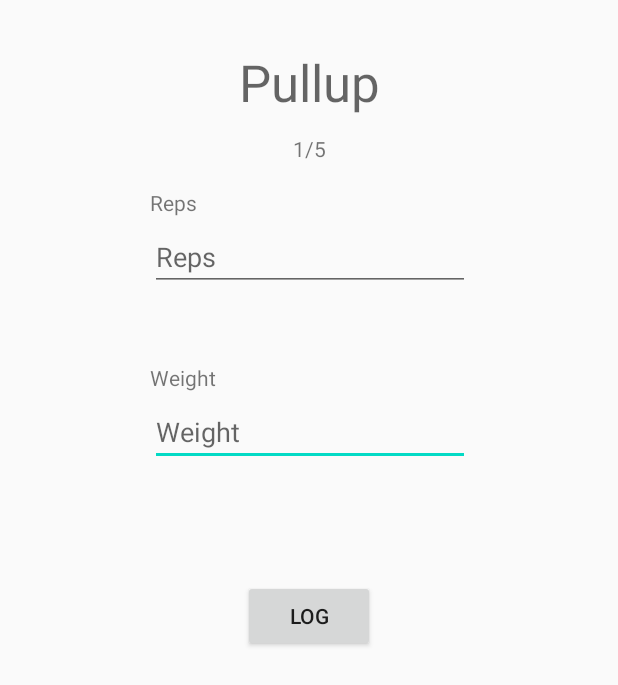
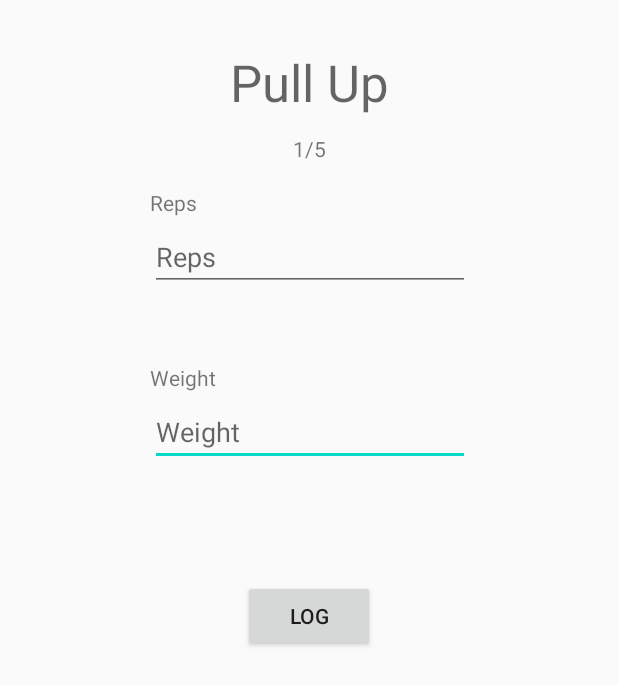
Before and after one commit to TobiasForner/FitnessApp, an Android app: the screen it shows after launch (WorkoutActivity), after a tap on "RR", on a phone screen of 412 x 824 dp. Shown: the top 685 px of the screen. Run offline under Robolectric (Android 15) with nearby library versions, the phone set to English and light mode, and no system bars.

Commit message:
add ExerciseManager, transitioned most data management to files

```diff
--- a/app/src/main/AndroidManifest.xml
+++ b/app/src/main/AndroidManifest.xml
@@ -10,6 +10,7 @@
         android:roundIcon="@mipmap/ic_launcher_round"
         android:supportsRtl="true"
         android:theme="@style/AppTheme">
+        <activity android:name=".AddWorkoutActivity"></activity>
         <activity android:name=".AddExerciseActivity" />
         <activity android:name=".WorkoutActivity" />
         <activity android:name=".RestActivity" />
--- a/app/src/main/java/com/example/fitnessapp3/CurrentWorkout.java
+++ b/app/src/main/java/com/example/fitnessapp3/CurrentWorkout.java
@@ -26,6 +26,7 @@ public class CurrentWorkout {
     public static String[] setStrings;
     protected static int[] numberOfExercise;
     protected static Map<String, String[]> exToResults;
+    protected static ExerciseManager exerciseManager;
 
     private static Exercise processExercise(String exString) {
         String[] info = exString.split(",");
@@ -43,12 +44,17 @@ public class CurrentWorkout {
             default:
                 type = Exercise.EXTYPE.WEIGHT;
         }
-        Exercise ex = new Exercise(info[0], type);
+        Exercise ex = new Exercise(info[0], type, true);
         if (info[1].equals("REST")) {
             ex.setParameter(Integer.parseInt(info[2]));
         }
         return ex;
 
+    }
+
+    private static Exercise getExerciseFromManager(String exString) {
+        String[] info = exString.split(",");
+        return exerciseManager.getExercise(info[0]);
     }
 
     public static void finishWorkout(Activity activity) {
@@ -66,6 +72,8 @@ public class CurrentWorkout {
     }
 
     public static void init(String workoutName, Activity activity) {
+        exerciseManager = new ExerciseManager(activity);
+        //exerciseManager.initExerciseDetails(activity);
         useLastWorkout = false;
         CurrentWorkout.workoutName = workoutName;
         SharedPreferences sharedPreferences = PreferenceManager.getDefaultSharedPreferences(activity);
@@ -80,6 +88,8 @@ public class CurrentWorkout {
         exToResults = new HashMap<>();
         for (int i = 0; i < exStrings.length; i++) {
             exercises[i] = processExercise(exStrings[i]);
+            Exercise exercise=getExerciseFromManager(exStrings[i]);
+            exercises[i] = exercise;
             exCounts.putIfAbsent(exercises[i].getName(), 0);
             try {
                 int newCount = Objects.requireNonNull(exCounts.getOrDefault(exercises[i].getName(), 0)) + 1;
@@ -125,10 +135,14 @@ public class CurrentWorkout {
         }
     }
 
-    public static void logExercise(String exNum, String repNum) {
+    public static boolean logExercise(String exNum, String repNum) {
+        if (exNum == null || repNum == null || exNum.equals("") || repNum.equals("")) {
+            return false;
+        }
         currentWorkout[position] = exNum + "," + repNum;
         Objects.requireNonNull(exToResults.get(exercises[position].getName()))[numberOfExercise[position]] = "+" + exNum + "kg x " + repNum;
         position += 1;
+        return true;
     }
 
     public static String getPrevResultsInWorkout() {
--- a/app/src/main/java/com/example/fitnessapp3/Exercise.java
+++ b/app/src/main/java/com/example/fitnessapp3/Exercise.java
@@ -2,16 +2,19 @@ package com.example.fitnessapp3;
 
 public class Exercise {
     public enum EXTYPE {
-        WEIGHT, DURATION, REST
+        WEIGHT, DURATION, REST, REPS
     }
 
     private String name;
     private EXTYPE type;
     private int parameter;//weight for weighted exercises, duration for duration-based exercises
+    private boolean weighted;
+    private String abbrev;
 
-    public Exercise(String name, EXTYPE type) {
+    public Exercise(String name, EXTYPE type, boolean weighted) {
         this.name = name;
         this.type = type;
+        this.weighted = true;
     }
 
     public String getName() {
@@ -29,4 +32,12 @@ public class Exercise {
     public int getParameter() {
         return this.parameter;
     }
+
+    public void setAbbrev(String abbrev) {
+        this.abbrev = abbrev;
+    }
+
+    public boolean isWeighted(){
+        return weighted;
+    }
 }
--- /dev/null
+++ b/app/src/main/java/com/example/fitnessapp3/ExerciseManager.java
@@ -0,0 +1,118 @@
+package com.example.fitnessapp3;
+
+import android.app.Activity;
+import android.content.Context;
+import android.util.Log;
+
+import java.io.BufferedReader;
+import java.io.FileInputStream;
+import java.io.FileNotFoundException;
+import java.io.FileOutputStream;
+import java.io.IOException;
+import java.io.InputStreamReader;
+import java.nio.charset.StandardCharsets;
+import java.util.HashMap;
+import java.util.Map;
+import java.util.Objects;
+
+public class ExerciseManager {
+    private Map<String, Exercise> nameToEx;
+    private Map<String, String> abbrevToFullName;
+
+    public ExerciseManager(Context context) {
+        nameToEx = new HashMap<>();
+        abbrevToFullName = new HashMap<>();
+        readExerciseDetails(context);
+    }
+
+    public void initExerciseDetails(Context context) {
+        addExercise("Pull Up", "Reps", true, "PU", context);
+        addExercise("Ring Dip", "Reps", true, "RD", context);
+        addExercise("Push Up", "Reps", true, "PshU", context);
+        addExercise("Row", "Reps", true, "Row", context);
+        addExercise("Rest", "Rest", true, "Rest", context);
+    }
+
+    public void addExercise(String name, String exType, boolean weighted, String abbrev, Context context) {
+        if (nameToEx.containsKey(name)) {
+            return;
+        }
+        try (FileOutputStream fos = context.openFileOutput("exercise_details.txt", Context.MODE_PRIVATE + Context.MODE_APPEND)) {
+            String sep = Objects.requireNonNull(System.getProperty("line.separator"));
+            String abbrevString = "";
+            if (!abbrev.equals("")) {
+                updateAbbreviations(abbrev, name);
+            }
+            String fileContents = name + ":ExerciseType=" + exType + ";Weighted=" + weighted + abbrevString + sep;
+            fos.write(fileContents.getBytes(StandardCharsets.UTF_8));
+            nameToEx.put(name, getExerciseFromDetails(name, exType, weighted, abbrev));
+        } catch (IOException e) {
+            e.printStackTrace();
+        }
+    }
+
+    public void readExerciseDetails(Context context) {
+        try {
+            FileInputStream fis = context.openFileInput("exercise_details.txt");
+            InputStreamReader inputStreamReader =
+                    new InputStreamReader(fis, StandardCharsets.UTF_8);
+            try (BufferedReader reader = new BufferedReader(inputStreamReader)) {
+                String line = reader.readLine();
+                while (line != null) {
+                    String[] exerciseDet = line.split(":");
+                    String[] details = exerciseDet[1].split(";");
+                    if (details.length < 2) {
+                        Log.e("ExerciseManager", "Details length invalid (smaller than 2).");
+                    } else {
+                        String exTypeString = details[0].split("=")[1];
+                        boolean weighted = details[1].split("=")[1].equals("true");
+                        Exercise exercise = getExerciseFromDetails(exerciseDet[0], exTypeString, weighted, "");
+                        if (exercise.getType() == Exercise.EXTYPE.REST) {
+                            exercise.setParameter(180000);
+                        }
+                        nameToEx.put(exerciseDet[0], exercise);
+                        if (details.length == 3) {
+                            String abbrev = details[2].split("=")[1];
+                            exercise.setAbbrev(abbrev);
+                            updateAbbreviations(abbrev, exercise.getName());
+                        }
+                    }
+                    line = reader.readLine();
+                }
+            } catch (IOException e) {
+                // Error occurred when opening raw file for reading.
+            }
+        } catch (FileNotFoundException e) {
+            Log.e("ExerciseManager", "Exercise details file exercise_details not found.");
+        }
+    }
+
+    public Exercise getExercise(String exName) {
+        String name = abbrevToFullName.getOrDefault(exName, exName);
+        if (nameToEx.containsKey(name)) {
+            return nameToEx.get(name);
+        } else {
+            Log.e("ExerciseManager", "Exercise " + exName + " not defined.");
+            return null;
+        }
+    }
+
+    private Exercise getExerciseFromDetails(String exName, String exType, boolean weighted, String abbrev) {
+        Exercise.EXTYPE type = Exercise.EXTYPE.WEIGHT;
+        if (exType.equals("Duration")) {
+            type = Exercise.EXTYPE.DURATION;
+        } else if (exType.equals("Rest")) {
+            type = Exercise.EXTYPE.REST;
+        }
+        Exercise exercise = new Exercise(exName, type, weighted);
+        exercise.setAbbrev(abbrev);
+        return exercise;
+    }
+
+    private void updateAbbreviations(String abbrev, String name) {
+        String[] abbreviations = abbrev.split(",");
+        for (String abbreviation : abbreviations) {
+            abbrevToFullName.put(abbreviation, name);
+        }
+    }
+}
--- a/app/src/main/java/com/example/fitnessapp3/MainActivity.java
+++ b/app/src/main/java/com/example/fitnessapp3/MainActivity.java
@@ -6,12 +6,23 @@ import android.content.Intent;
 import android.content.SharedPreferences;
 import android.os.Bundle;
 import android.preference.PreferenceManager;
+import android.util.DisplayMetrics;
+import android.util.Log;
 import android.view.View;
 import android.view.ViewGroup;
 import android.widget.Button;
 import android.widget.LinearLayout;
 
+import java.io.BufferedReader;
+import java.io.File;
+import java.io.FileInputStream;
+import java.io.FileNotFoundException;
+import java.io.IOException;
+import java.io.InputStreamReader;
+import java.nio.charset.StandardCharsets;
 import java.util.ArrayList;
+import java.util.Arrays;
+import java.util.Collections;
 import java.util.HashSet;
 import java.util.List;
 import java.util.Objects;
@@ -19,19 +30,26 @@ import java.util.Objects;
 public class MainActivity extends AppCompatActivity {
     public static final String EXTRA_MESSAGE = "com.example.fitnessapp3.MESSAGE";
     public static final String EXTRA_RETURN_DEST = "com.example.fitnessapp3.RETURN";
+    private String[] workoutNames;
 
     @Override
     protected void onCreate(Bundle savedInstanceState) {
-
         super.onCreate(savedInstanceState);
         setContentView(R.layout.activity_main);
 
-        Button button = findViewById(R.id.go_to_add_exercise_button);
+        DisplayMetrics displayMetrics = new DisplayMetrics();
+        getWindowManager().getDefaultDisplay().getMetrics(displayMetrics);
+        //int height = displayMetrics.heightPixels;
+        int width = displayMetrics.widthPixels;
+
+        int buttonWidth = width / 3 - 20;
+
         LinearLayout linear = findViewById(R.id.workout_linear_layout);
-        SharedPreferences sharedPreferences = PreferenceManager.getDefaultSharedPreferences(this);
-        List<String> workoutList = new ArrayList<>(Objects.requireNonNull(sharedPreferences.getStringSet("Workouts", new HashSet<String>())));
-        linear.removeAllViews();
-        for (String s : workoutList) {
+        //SharedPreferences sharedPreferences = PreferenceManager.getDefaultSharedPreferences(this);
+        readWorkoutNames();
+        //List<String> workoutList = new ArrayList<>(Objects.requireNonNull(sharedPreferences.getStringSet("Workouts", new HashSet<String>())));
+        //linear.removeAllViews();
+        for (String s : workoutNames) {
             Button b = new Button(this);
             b.setText(s);
             b.setOnClickListener(new View.OnClickListener() {
@@ -41,8 +59,45 @@ public class MainActivity extends AppCompatActivity {
                 }
             });
             linear.addView(b);
+        }
 
+        Button addExercise = findViewById(R.id.go_to_add_exercise_button);
+        Button timerButton = findViewById(R.id.timerButton);
+        Button initWorkoutsButton = findViewById(R.id.initWorkoutsButton);
+        addExercise.setWidth(buttonWidth);
+        timerButton.setWidth(buttonWidth);
+        initWorkoutsButton.setWidth(buttonWidth);
+        /*
+        int buttonHeight = Collections.max(Arrays.asList(addExercise.getHeight(), timerButton.getHeight(), initWorkoutsButton.getHeight()));
+        addExercise.setHeight(buttonHeight);
+        timerButton.setHeight(buttonHeight);
+        initWorkoutsButton.setHeight(buttonHeight);
+         */
+    }
+
+    private void readWorkoutNames() {
+        try {
+            FileInputStream fis = this.openFileInput("workout_names.txt");
+            InputStreamReader inputStreamReader =
+                    new InputStreamReader(fis, StandardCharsets.UTF_8);
+            StringBuilder stringBuilder = new StringBuilder();
+            try (BufferedReader reader = new BufferedReader(inputStreamReader)) {
+                String line = reader.readLine();
+                while (line != null) {
+                    stringBuilder.append(line).append(Objects.requireNonNull(System.getProperty("line.separator")));
+                    line = reader.readLine();
+                }
+            } catch (IOException e) {
+                // Error occurred when opening raw file for reading.
+            } finally {
+                String contents = stringBuilder.toString();
+                workoutNames = contents.split(Objects.requireNonNull(System.getProperty("line.separator")));
+            }
+        } catch (FileNotFoundException e) {
+            Log.e("MainActivity", "Workout Names file workout_names not found.");
+            workoutNames = new String[0];
         }
+
     }
 
     public void startWorkout(View view) {
@@ -63,4 +118,8 @@ public class MainActivity extends AppCompatActivity {
         Intent intent = new Intent(this, AddExerciseActivity.class);
         startActivity(intent);
     }
+
+    public void initWorkoutNamesFile(View view) {
+        Startup.initWorkoutNamesFile(this);
+    }
 }
--- a/app/src/main/java/com/example/fitnessapp3/Startup.java
+++ b/app/src/main/java/com/example/fitnessapp3/Startup.java
@@ -1,9 +1,15 @@
 package com.example.fitnessapp3;
 
+import android.app.Activity;
 import android.app.Application;
+import android.content.Context;
 import android.content.SharedPreferences;
 import android.preference.PreferenceManager;
 
+import java.io.FileNotFoundException;
+import java.io.FileOutputStream;
+import java.io.IOException;
+import java.nio.charset.StandardCharsets;
 import java.util.HashSet;
 import java.util.Set;
 
@@ -12,33 +18,59 @@ public class Startup extends Application {
     public void onCreate() {
         super.onCreate();
         SharedPreferences sharedPreferences = PreferenceManager.getDefaultSharedPreferences(this);
+        SharedPreferences.Editor editor = sharedPreferences.edit();
+        editor.putBoolean("FIRSTRUN", true);
+        editor.apply();
         if (sharedPreferences.getBoolean("FIRSTRUN", true)) {
             // Code to run once
-            SharedPreferences.Editor editor = sharedPreferences.edit();
+            initWorkoutNamesFile(this);
+
+            initExercises(editor);
             editor.putBoolean("FIRSTRUN", false);
             Set<String> workoutNames = new HashSet<>();
             workoutNames.add("RR");
             editor.putStringSet("Workouts", workoutNames);
             StringBuilder rrString = new StringBuilder();
             for (int i = 0; i < 5; i++) {
-                rrString.append("Pullup,WEIGHT;");
+                rrString.append("Pull Up,WEIGHT;");
                 rrString.append("Rest,REST,180000;");
             }
             for (int i = 0; i < 3; i++) {
-                rrString.append("Ring Dips,WEIGHT;");
+                rrString.append("Ring Dip,WEIGHT;");
                 rrString.append("Rest,REST,180000;");
             }
             for (int i = 0; i < 3; i++) {
-                rrString.append("Rows,WEIGHT;");
+                rrString.append("Row,WEIGHT;");
                 rrString.append("Rest,REST,180000;");
-                rrString.append("Push Ups,WEIGHT;");
+                rrString.append("Push Up,WEIGHT;");
                 if (i < 2) {
                     rrString.append("Rest,REST,180000;");
                 }
             }
             editor.putString("RR", rrString.toString());
             editor.apply();
+            Context context = getApplicationContext();
+            initWorkoutNamesFile(context);
+            ExerciseManager exerciseManager = new ExerciseManager(context);
+            exerciseManager.initExerciseDetails(context);
         }
+    }
 
+    public static void initExercises(SharedPreferences.Editor editor) {
+        editor.putString("Pull Up", "ExerciseType=Reps;Weighted=true;Abbreviation=Pull Up");
+        editor.putString("Ring Dip", "ExerciseType=Reps;Weighted=true;Abbreviation=RD");
+        editor.putString("Push Up", "ExerciseType=Reps;Weighted=true;Abbreviation=PshU");
+        editor.putString("Row", "ExerciseType=Reps;Weighted=true;Abbreviation=Row");
+        editor.apply();
+    }
+
+    public static void initWorkoutNamesFile(Context context) {
+        String filename = "workout_names.txt";
+        String fileContents = "RR";
+        try (FileOutputStream fos = context.openFileOutput(filename, Context.MODE_PRIVATE)) {
+            fos.write(fileContents.getBytes(StandardCharsets.UTF_8));
+        } catch (IOException e) {
+            e.printStackTrace();
+        }
     }
 }
--- a/app/src/main/java/com/example/fitnessapp3/WorkoutActivity.java
+++ b/app/src/main/java/com/example/fitnessapp3/WorkoutActivity.java
@@ -64,11 +64,10 @@ public class WorkoutActivity extends AppCompatActivity {
 
         TextView exNum = findViewById(R.id.exerciseNumberInput);
         TextView repNum = findViewById(R.id.repNumberInput);
-        if (exNum.getText().toString().equals("") || repNum.getText().toString().equals("")) {
+        if (!CurrentWorkout.logExercise(exNum.getText().toString(), repNum.getText().toString())) {
             showPopupWindowClick(exNum);
             return;
         }
-        CurrentWorkout.logExercise(exNum.getText().toString(), repNum.getText().toString());
         if (CurrentWorkout.hasNextExercise()) {
             if (CurrentWorkout.getNextExercise().getType() == Exercise.EXTYPE.REST) {
                 Intent intent = new Intent(this, RestActivity.class);
@@ -108,7 +107,7 @@ public class WorkoutActivity extends AppCompatActivity {
         //popUpText.setText(text);
 
         // show the popup window
-        // which view you pass in doesn't matter, it is only used for the window tolken
+        // which view you pass in doesn't matter, it is only used for the window token
         popupWindow.showAtLocation(view, Gravity.CENTER, 0, 0);
 
         // dismiss the popup window when touched
--- a/app/src/main/res/layout/activity_main.xml
+++ b/app/src/main/res/layout/activity_main.xml
@@ -7,7 +7,7 @@
     tools:context=".MainActivity">
 
     <Button
-        android:id="@+id/button"
+        android:id="@+id/timerButton"
         style="@style/Widget.AppCompat.Button"
         android:layout_width="wrap_content"
         android:layout_height="wrap_content"
@@ -86,7 +86,7 @@
         android:background="?android:attr/listDivider"
         app:layout_constraintEnd_toEndOf="parent"
         app:layout_constraintStart_toStartOf="parent"
-        app:layout_constraintTop_toBottomOf="@+id/button" />
+        app:layout_constraintTop_toBottomOf="@+id/timerButton" />
 
     <Button
         android:id="@+id/go_to_add_exercise_button"
@@ -97,7 +97,7 @@
         app:layout_constraintBottom_toTopOf="@+id/divider"
         app:layout_constraintEnd_toEndOf="parent"
         app:layout_constraintHorizontal_bias="0.492"
-        app:layout_constraintStart_toEndOf="@+id/button"
+        app:layout_constraintStart_toEndOf="@+id/timerButton"
         app:layout_constraintTop_toBottomOf="@+id/textView"
         app:layout_constraintVertical_bias="0.148" />
 
--- a/app/src/main/res/values/strings.xml
+++ b/app/src/main/res/values/strings.xml
@@ -20,4 +20,8 @@
     <string name="exercise_type">Exercise Type</string>
     <string name="weighted">weighted</string>
     <string name="exercise_name">Exercise Name</string>
+    <string name="initWorkouts">Initialize Workouts</string>
+    <string name="add_workout">Add Workout</string>
+    <string name="workout_name">Workout Name</string>
+    <string name="enter_workout_text">Enter Workout Text</string>
 </resources>
--- a/build.gradle
+++ b/build.gradle
@@ -5,7 +5,7 @@ buildscript {
         jcenter()
     }
     dependencies {
-        classpath "com.android.tools.build:gradle:4.0.1"
+        classpath 'com.android.tools.build:gradle:4.0.2'
 
         // NOTE: Do not place your application dependencies here; they belong
         // in the individual module build.gradle files
```
Also changed, not shown: app/src/main/res/layout-v21/activity_main.xml (+29 -26 lines).
